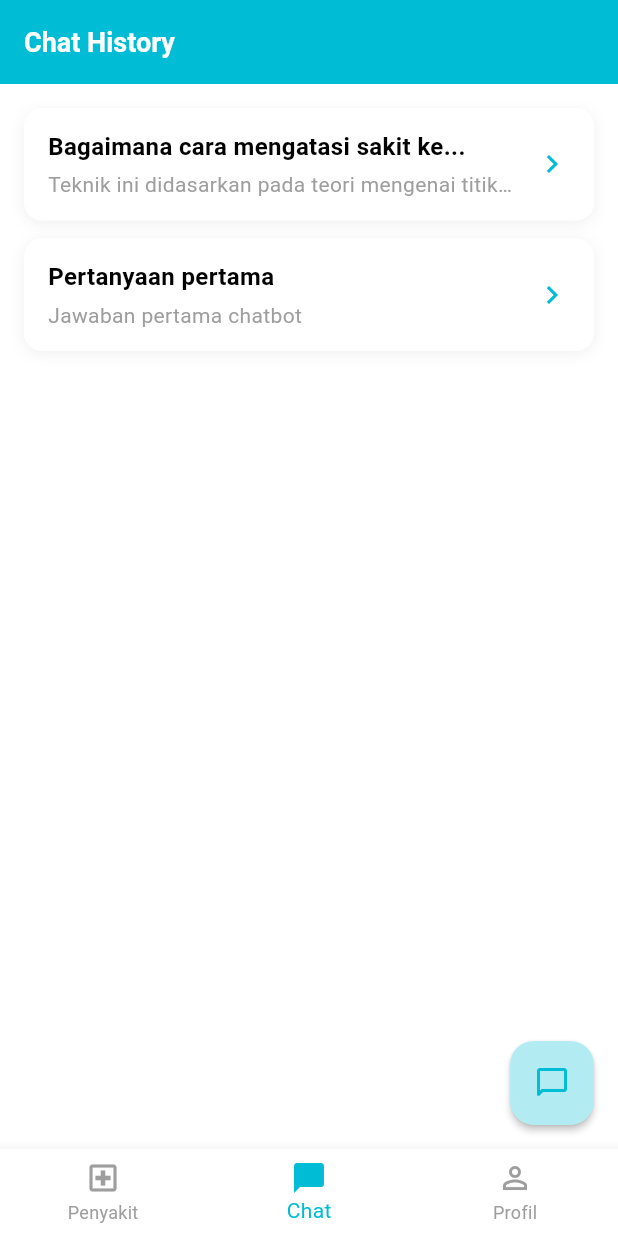
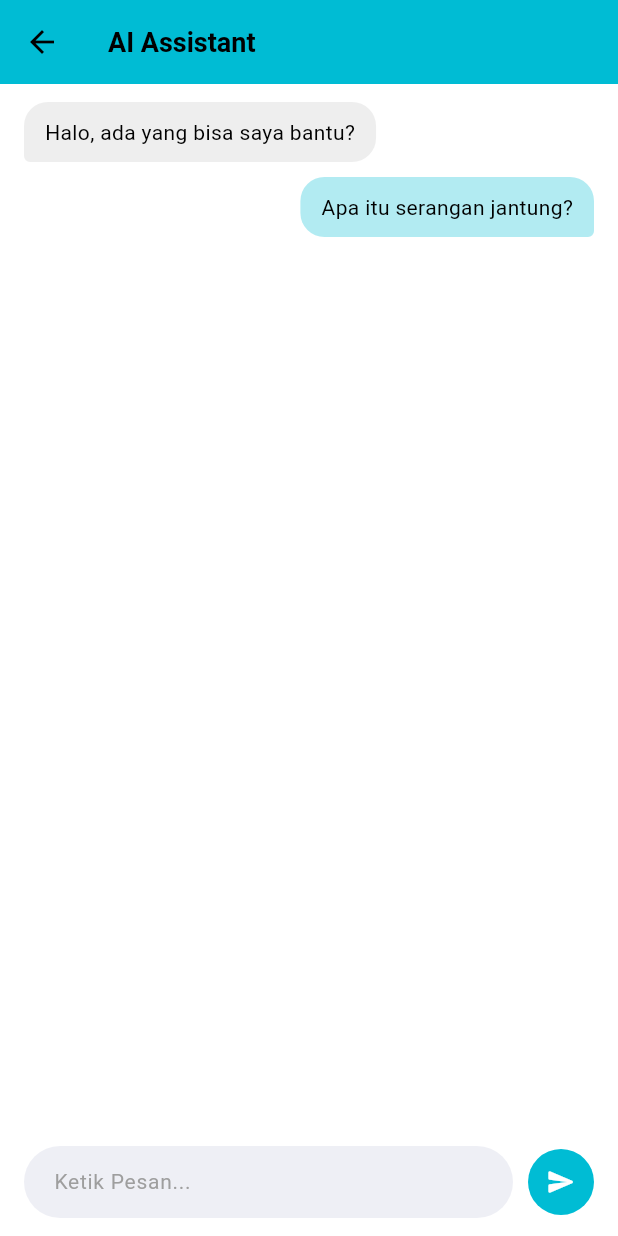
Before and after one commit to Fauzaaannn/topung_mobile, a Flutter app: the ChatHistoryPage screen opened by its route, after a tap on the "chat bubble outline" icon, on a phone screen of 412 x 824 dp. Run offline on Flutter 3.47's test engine with Material 3 defaults, Android fonts, the phone set to English and light mode, and no system bars; our stand-ins replace auto_route, youtube_player_flutter.

Commit message:
feat: add chat functionality with ChatPage and update routing (masih overflow)

```diff
--- a/lib/core/routing/app_route_service.dart
+++ b/lib/core/routing/app_route_service.dart
@@ -17,5 +17,6 @@ class AppRouter extends RootStackRouter {
     ),
     AutoRoute(page: IllnessTypeRoute.page),
     AutoRoute(page: IllnessMaterialRoute.page),
+    AutoRoute(page: ChatRoute.page),
   ];
 }
--- a/lib/presentation/pages/chatbot_pages/chat_history_page.dart
+++ b/lib/presentation/pages/chatbot_pages/chat_history_page.dart
@@ -61,7 +61,9 @@ class ChatHistoryPage extends StatelessWidget {
               },
             ),
       floatingActionButton: FloatingActionButton(
-        onPressed: () {},
+        onPressed: () {
+          context.router.push(ChatRoute());
+        },
         backgroundColor: ColorConstant.primaryLight,
         elevation: 2,
         child: const Icon(
--- a/lib/presentation/pages/chatbot_pages/chat_page.dart
+++ b/lib/presentation/pages/chatbot_pages/chat_page.dart
@@ -0,0 +1,206 @@
+import 'package:auto_route/auto_route.dart';
+import 'package:flutter/material.dart';
+import 'package:topung_mobile/core/app_theme/color_constant.dart';
+import 'package:topung_mobile/core/app_theme/font_constant.dart';
+
+enum _MessageRole { user, ai }
+
+class _ChatMessage {
+  final String text;
+  final _MessageRole role;
+
+  const _ChatMessage({required this.text, required this.role});
+}
+
+@RoutePage()
+class ChatPage extends StatefulWidget {
+  final String? chatId;
+
+  const ChatPage({super.key, this.chatId});
+
+  @override
+  State<ChatPage> createState() => _ChatPageState();
+}
+
+class _ChatPageState extends State<ChatPage> {
+  final _messageController = TextEditingController();
+  final _scrollController = ScrollController();
+  final _focusNode = FocusNode();
+
+  // Nanti akan berasal dari BLoC/repository
+  final List<_ChatMessage> _messages = [
+    const _ChatMessage(
+      text: 'Halo, ada yang bisa saya bantu?',
+      role: _MessageRole.ai,
+    ),
+    const _ChatMessage(
+      text: 'Apa itu serangan jantung?',
+      role: _MessageRole.user,
+    ),
+  ];
+
+  @override
+  void dispose() {
+    _messageController.dispose();
+    _scrollController.dispose();
+    _focusNode.dispose();
+    super.dispose();
+  }
+
+  void _sendMessage() {
+    final text = _messageController.text.trim();
+    if (text.isEmpty) return;
+
+    setState(() {
+      _messages.add(_ChatMessage(text: text, role: _MessageRole.user));
+      _messageController.clear();
+    });
+
+    WidgetsBinding.instance.addPostFrameCallback((_) {
+      if (_scrollController.hasClients) {
+        _scrollController.animateTo(
+          _scrollController.position.maxScrollExtent,
+          duration: const Duration(milliseconds: 300),
+          curve: Curves.easeOut,
+        );
+      }
+    });
+  }
+
+  @override
+  Widget build(BuildContext context) {
+    return Scaffold(
+      backgroundColor: ColorConstant.white,
+      appBar: AppBar(
+        backgroundColor: ColorConstant.primary,
+        elevation: 0,
+        leading: IconButton(
+          icon: const Icon(Icons.arrow_back, color: ColorConstant.black),
+          onPressed: () => context.router.pop(),
+        ),
+        title: Text(
+          'AI Assistant',
+          style: TextStyle(
+            fontSize: FontConstant.fontSize18,
+            fontWeight: FontConstant.bold,
+            color: ColorConstant.black,
+            fontFamily: FontConstant.robotoFontFamily,
+          ),
+        ),
+      ),
+      body: Column(
+        children: [
+          Expanded(
+            child: ListView.builder(
+              controller: _scrollController,
+              padding: const EdgeInsets.symmetric(horizontal: 16, vertical: 12),
+              itemCount: _messages.length,
+              itemBuilder: (context, index) {
+                return _buildBubble(_messages[index]);
+              },
+            ),
+          ),
+          _buildInputBar(),
+        ],
+      ),
+    );
+  }
+
+  Widget _buildBubble(_ChatMessage message) {
+    final isUser = message.role == _MessageRole.user;
+
+    return Align(
+      alignment: isUser ? Alignment.centerRight : Alignment.centerLeft,
+      child: Container(
+        margin: const EdgeInsets.only(bottom: 10),
+        constraints: BoxConstraints(
+          maxWidth: MediaQuery.of(context).size.width * 0.7,
+        ),
+        padding: const EdgeInsets.symmetric(horizontal: 14, vertical: 10),
+        decoration: BoxDecoration(
+          color: isUser ? ColorConstant.primaryLight : ColorConstant.greyLight,
+          borderRadius: BorderRadius.only(
+            topLeft: const Radius.circular(16),
+            topRight: const Radius.circular(16),
+            bottomLeft: Radius.circular(isUser ? 16 : 4),
+            bottomRight: Radius.circular(isUser ? 4 : 16),
+          ),
+        ),
+        child: Text(
+          message.text,
+          style: TextStyle(
+            fontSize: FontConstant.fontSize14,
+            fontWeight: FontConstant.regular,
+            color: ColorConstant.black,
+            fontFamily: FontConstant.robotoFontFamily,
+            height: 1.4,
+          ),
+        ),
+      ),
+    );
+  }
+
+  Widget _buildInputBar() {
+    return Container(
+      color: ColorConstant.white,
+      padding: EdgeInsets.only(
+        left: 16,
+        right: 16,
+        top: 10,
+        bottom: MediaQuery.of(context).viewInsets.bottom + 12,
+      ),
+      child: Row(
+        children: [
+          Expanded(
+            child: TextField(
+              controller: _messageController,
+              focusNode: _focusNode,
+              textInputAction: TextInputAction.send,
+              onSubmitted: (_) => _sendMessage(),
+              style: TextStyle(
+                fontSize: FontConstant.fontSize14,
+                fontFamily: FontConstant.robotoFontFamily,
+                color: ColorConstant.black,
+              ),
+              decoration: InputDecoration(
+                hintText: 'Ketik Pesan...',
+                hintStyle: TextStyle(
+                  fontSize: FontConstant.fontSize14,
+                  color: ColorConstant.grey,
+                  fontFamily: FontConstant.robotoFontFamily,
+                ),
+                filled: true,
+                fillColor: ColorConstant.fieldBackground,
+                contentPadding: const EdgeInsets.symmetric(
+                  horizontal: 16,
+                  vertical: 10,
+                ),
+                border: OutlineInputBorder(
+                  borderRadius: BorderRadius.circular(24),
+                  borderSide: BorderSide.none,
+                ),
+              ),
+            ),
+          ),
+          const SizedBox(width: 10),
+          GestureDetector(
+            onTap: _sendMessage,
+            child: Container(
+              width: 44,
+              height: 44,
+              decoration: const BoxDecoration(
+                color: ColorConstant.primary,
+                shape: BoxShape.circle,
+              ),
+              child: const Icon(
+                Icons.send_rounded,
+                color: ColorConstant.white,
+                size: 20,
+              ),
+            ),
+          ),
+        ],
+      ),
+    );
+  }
+}
```
Also changed, not shown: lib/core/routing/app_route_service.gr.dart.
